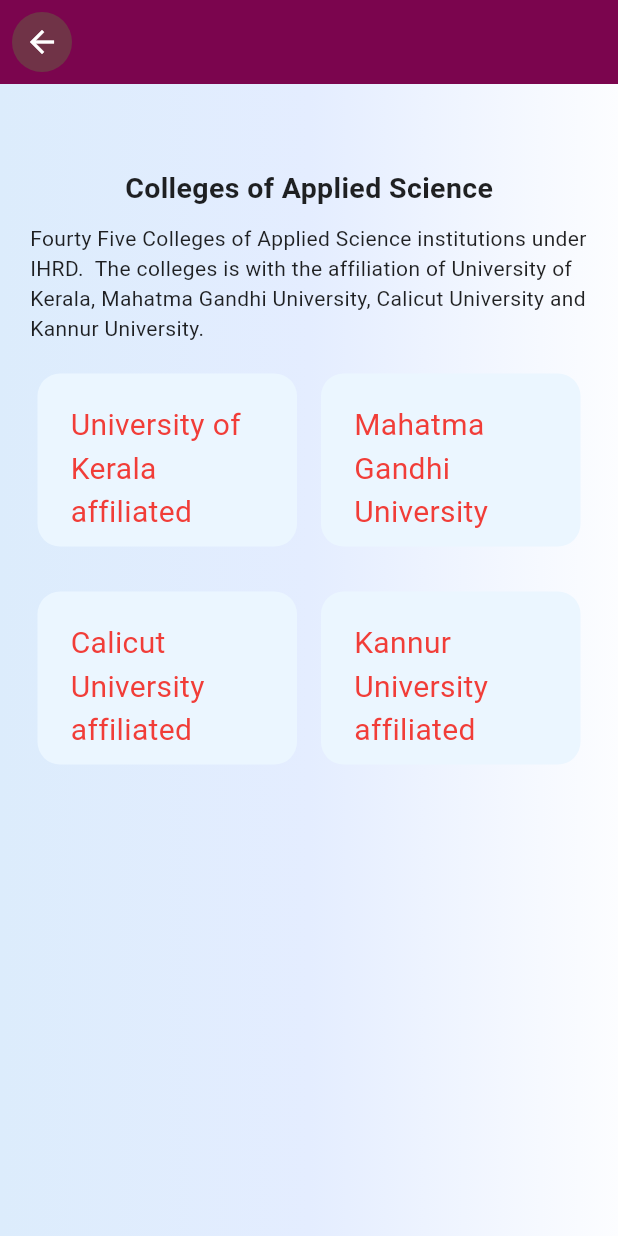
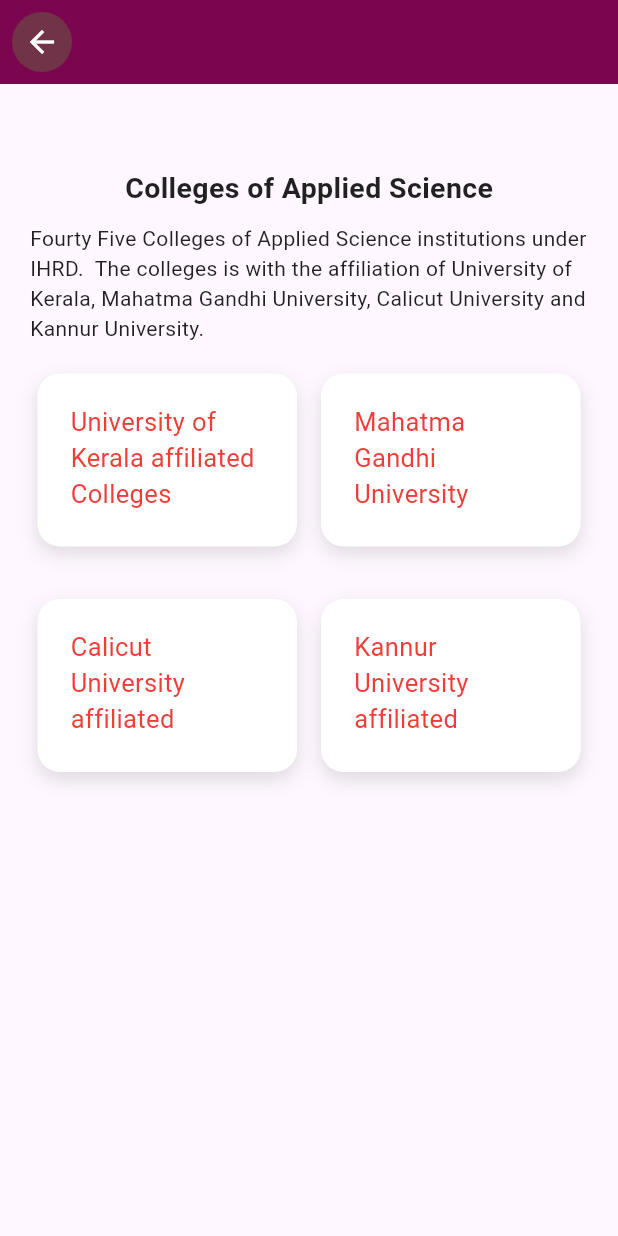
Before and after one commit to MaheswariDarish/fluttermp, a Flutter app: the AppliedScienceUniversities screen opened directly, on a phone screen of 412 x 824 dp. Run offline on Flutter 3.47's test engine with Material 3 defaults, Android fonts, the phone set to English and light mode, and no system bars; our stand-ins replace carousel_slider, cloud_firestore, firebase_core, firebase_messaging, get, google_fonts and 3 more; missing offline and left inert: syncfusion_flutter_pdfviewer; accounts and stored records are empty; network calls fail.

Commit message:
anomalies half fixed

```diff
--- a/lib/institutions/3_applied_science/appliedscience_list.dart
+++ b/lib/institutions/3_applied_science/appliedscience_list.dart
@@ -62,7 +62,7 @@
       //body of the page
       body: Container(
         decoration: const BoxDecoration(
-          gradient: bgColor,
+          //gradient: bgColor,
         ),
         child: Column(
           children: [
@@ -96,7 +96,7 @@
                 gridDelegate: const SliverGridDelegateWithFixedCrossAxisCount(
                   crossAxisCount: 2,
                   crossAxisSpacing: 16,
-                  mainAxisSpacing: 30,
+                  mainAxisSpacing: 35,
                   childAspectRatio: 1.5,
                 ),
                 itemCount: universities.length,
--- a/lib/institutions/3_applied_science/college_detail/college_page.dart
+++ b/lib/institutions/3_applied_science/college_detail/college_page.dart
@@ -79,17 +79,17 @@
         ));
 
     return Scaffold(
-      appBar: AppBar(),
+
       body: Container(
         decoration: const BoxDecoration(
-          gradient: bgColor,
+         // gradient: bgColor,
         ),
         child: CustomScrollView(controller: _scrollController, slivers: [
           SliverAppBar(
             //Statusbar height
             toolbarHeight: kToolbarHeight,
             backgroundColor:
-                _isScrolled ? Color.fromARGB(255, 206, 17, 103) : Colors.transparent,
+                _isScrolled ? Color.fromARGB(255, 114, 8, 68) : Colors.transparent,
             expandedHeight: _appBarHeight,
             pinned: true,
             flexibleSpace: LayoutBuilder(
--- a/lib/institutions/components/custom_appbar/institutiondetail_appbar.dart
+++ b/lib/institutions/components/custom_appbar/institutiondetail_appbar.dart
@@ -11,6 +11,7 @@
       {super.key, required this.collegeName, required this.collegeAddress});
 
   @override
+   @override
   Widget build(BuildContext context) {
     return Container(
       height: 250.0,
@@ -19,7 +20,7 @@
         gradient: LinearGradient(
           begin: Alignment.topCenter,
           end: Alignment.bottomCenter,
-          colors: [Color(0xFf9379F2), Color(0xFF1C8EE1)],
+          colors: [Color.fromARGB(255, 145, 7, 110), Color.fromARGB(255, 99, 6, 57)],
         ),
         borderRadius: BorderRadius.only(
           bottomLeft: Radius.circular(40.0),
--- a/lib/institutions/components/grid_card/grid_card.dart
+++ b/lib/institutions/components/grid_card/grid_card.dart
@@ -26,7 +26,14 @@
       child: Container(
         decoration: BoxDecoration(
           borderRadius: BorderRadius.circular(15),
-          color: kLightBlue,
+         color: Colors.white,
+      boxShadow: const [
+        BoxShadow(
+          color: Colors.black12,
+          blurRadius:10,
+          offset: Offset(0, 5),
+        ),
+      ],
         ),
         child: Padding(
           padding: const EdgeInsets.symmetric(horizontal: 22, vertical: 20),
@@ -34,13 +41,19 @@
             crossAxisAlignment: CrossAxisAlignment.start,
             mainAxisAlignment: MainAxisAlignment.spaceBetween,
             children: [
-              Text(
+
+              Container(
+                 constraints: BoxConstraints(
+                maxWidth: MediaQuery.of(context).size.width * 0.5, // Set max width
+              ),
+                child: Text(
                   name,
                   maxLines: 3,
                   softWrap: true,
                   style: const TextStyle(
-                  fontSize: 20,
+                    fontSize: 17,
                     color: secondaryColor,
+                  ),
                 ),
               ),
               // Row(
```
Lines whose indentation alone changed are shown as unchanged.
